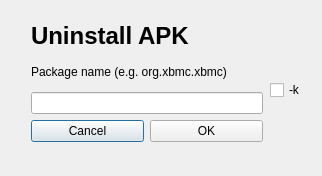
Above: uninstalldialog.ui from kbrack1/adbFire before the change. Below: the same form after it.
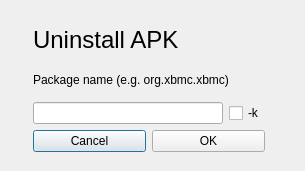
That is the form after the change.

Patch:
```diff
--- a/uninstalldialog.ui
+++ b/uninstalldialog.ui
@@ -6,20 +6,20 @@
    <rect>
     <x>0</x>
     <y>0</y>
-    <width>322</width>
-    <height>176</height>
+    <width>305</width>
+    <height>171</height>
    </rect>
   </property>
   <property name="windowTitle">
    <string>Dialog</string>
   </property>
-  <widget class="QWidget" name="layoutWidget">
+  <widget class="QWidget" name="">
    <property name="geometry">
     <rect>
-     <x>31</x>
-     <y>21</y>
+     <x>33</x>
+     <y>24</y>
      <width>232</width>
-     <height>121</height>
+     <height>128</height>
     </rect>
    </property>
    <layout class="QVBoxLayout" name="verticalLayout">
@@ -27,13 +27,13 @@
      <widget class="QLabel" name="label">
       <property name="font">
        <font>
-        <pointsize>18</pointsize>
-        <weight>75</weight>
-        <bold>true</bold>
+        <pointsize>14</pointsize>
+        <weight>50</weight>
+        <bold>false</bold>
        </font>
       </property>
       <property name="text">
-       <string>Uninstall APK</string>
+       <string>&lt;html&gt;&lt;head/&gt;&lt;body&gt;&lt;p&gt;&lt;span style=&quot; font-size:18pt;&quot;&gt;Uninstall APK&lt;/span&gt;&lt;/p&gt;&lt;/body&gt;&lt;/html&gt;</string>
       </property>
      </widget>
     </item>
@@ -45,11 +45,25 @@
      </widget>
     </item>
     <item>
-     <layout class="QHBoxLayout" name="horizontalLayout_2">
+     <layout class="QHBoxLayout" name="horizontalLayout_3">
       <item>
-       <widget class="QLineEdit" name="packagename">
+       <layout class="QHBoxLayout" name="horizontalLayout_2">
+        <item>
+         <widget class="QLineEdit" name="packagename">
+          <property name="toolTip">
+           <string>enter package name</string>
+          </property>
+         </widget>
+        </item>
+       </layout>
+      </item>
+      <item>
+       <widget class="QCheckBox" name="keepBox">
         <property name="toolTip">
-         <string>enter package name</string>
+         <string>keep application data</string>
+        </property>
+        <property name="text">
+         <string>-k</string>
         </property>
        </widget>
       </item>
@@ -75,22 +89,6 @@
     </item>
    </layout>
   </widget>
-  <widget class="QCheckBox" name="keepBox">
-   <property name="geometry">
-    <rect>
-     <x>270</x>
-     <y>80</y>
-     <width>41</width>
-     <height>20</height>
-    </rect>
-   </property>
-   <property name="toolTip">
-    <string>keep application data</string>
-   </property>
-   <property name="text">
-    <string>-k</string>
-   </property>
-  </widget>
  </widget>
  <resources/>
  <connections>
```
Left out of the diff: 2 changed lines with no effect on the pictures.
